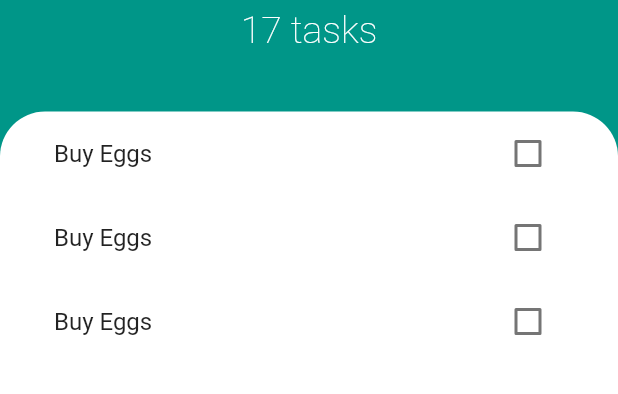
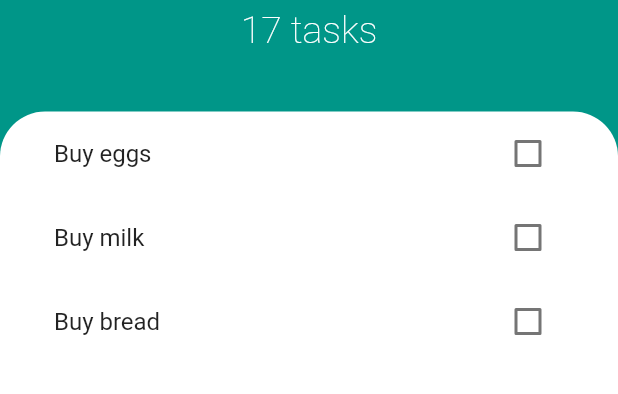
Before and after one commit to NithinRauj/Check_Me, a Flutter app: the screen it shows after launch, on a phone screen of 412 x 824 dp, the part 187-581 px from its top. Run offline on Flutter 3.47's test engine with Material 2 defaults, Android fonts, the phone set to English and light mode, and no system bars.

Commit message:
Created a builder for tasks

```diff
--- /dev/null
+++ b/lib/models/task.dart
@@ -0,0 +1,10 @@
+class Task {
+  String name;
+  bool isDone;
+
+  Task({this.name, this.isDone = false});
+
+  void toggleIsDone() {
+    isDone = !isDone;
+  }
+}
--- a/lib/widgets/list_tile.dart
+++ b/lib/widgets/list_tile.dart
@@ -1,45 +1,26 @@
 import 'package:flutter/material.dart';
 
-class ListTileWidget extends StatefulWidget {
-  @override
-  _ListTileWidgetState createState() => _ListTileWidgetState();
-}
+class ListTileWidget extends StatelessWidget {
+  final bool isChecked;
+  final String taskName;
+  final Function checkboxCallback;
 
-class _ListTileWidgetState extends State<ListTileWidget> {
-  bool isChecked = false;
-
-  void checkboxCallback(bool currentState) {
-    setState(() {
-      isChecked = currentState;
-    });
-  }
+  ListTileWidget({this.taskName, this.isChecked, this.checkboxCallback});
 
   @override
   Widget build(BuildContext context) {
     return ListTile(
       title: Text(
-        'Buy Eggs',
+        taskName,
         style: TextStyle(
           decoration: isChecked ? TextDecoration.lineThrough : null,
         ),
       ),
-      trailing: TaskCheckboxWidget(isChecked, checkboxCallback),
+      trailing: Checkbox(
+        activeColor: Colors.teal,
+        value: isChecked,
+        onChanged: checkboxCallback,
+      ),
     );
   }
 }
-
-class TaskCheckboxWidget extends StatelessWidget {
-  final bool checkboxState;
-  final Function toggleCheckboxCallback;
-
-  TaskCheckboxWidget(this.checkboxState, this.toggleCheckboxCallback);
-
-  @override
-  Widget build(BuildContext context) {
-    return Checkbox(
-      activeColor: Colors.teal,
-      value: checkboxState,
-      onChanged: toggleCheckboxCallback,
-    );
-  }
-}
--- a/lib/widgets/tasks_list.dart
+++ b/lib/widgets/tasks_list.dart
@@ -1,15 +1,34 @@
 import 'package:flutter/material.dart';
 import 'list_tile.dart';
+import 'package:check_me_app/models/task.dart';
 
-class TasksListWidget extends StatelessWidget {
+class TasksListWidget extends StatefulWidget {
+  @override
+  _TasksListWidgetState createState() => _TasksListWidgetState();
+}
+
+class _TasksListWidgetState extends State<TasksListWidget> {
+  List<Task> tasks = [
+    Task(name: 'Buy eggs'),
+    Task(name: 'Buy milk'),
+    Task(name: 'Buy bread')
+  ];
+
   @override
   Widget build(BuildContext context) {
-    return ListView(
-      children: <Widget>[
-        ListTileWidget(),
-        ListTileWidget(),
-        ListTileWidget(),
-      ],
+    return ListView.builder(
+      itemBuilder: (context, index) {
+        return ListTileWidget(
+          taskName: tasks[index].name,
+          isChecked: tasks[index].isDone,
+          checkboxCallback: (currentState) {
+            setState(() {
+              tasks[index].toggleIsDone();
+            });
+          },
+        );
+      },
+      itemCount: tasks.length,
     );
   }
 }
```
